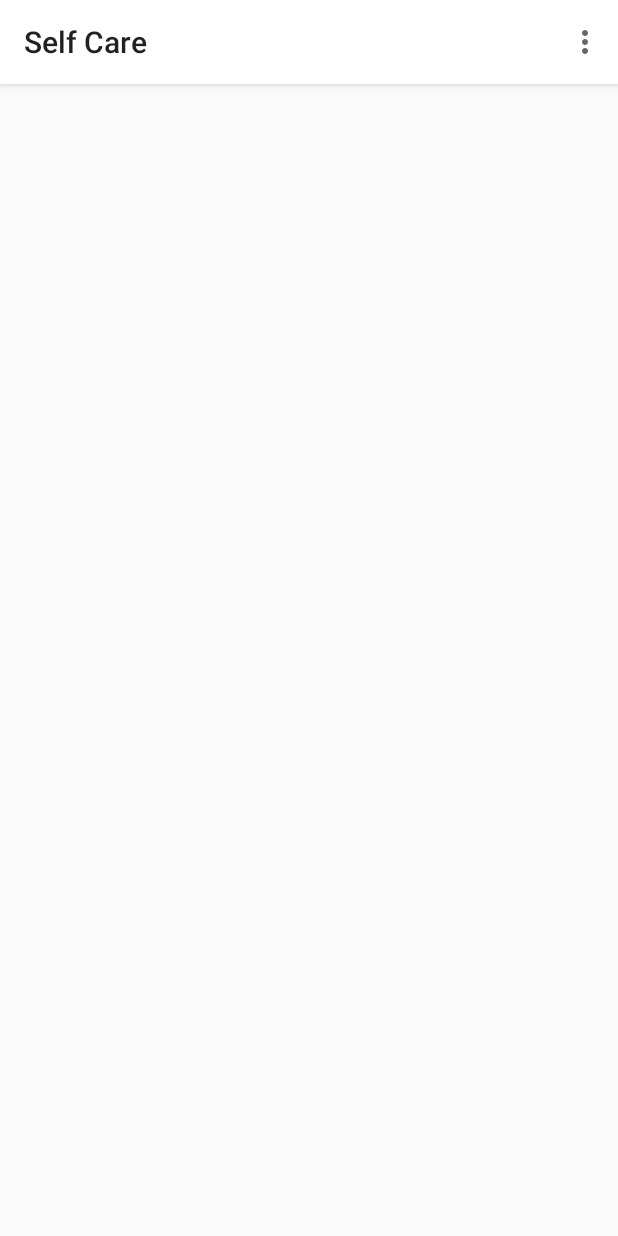
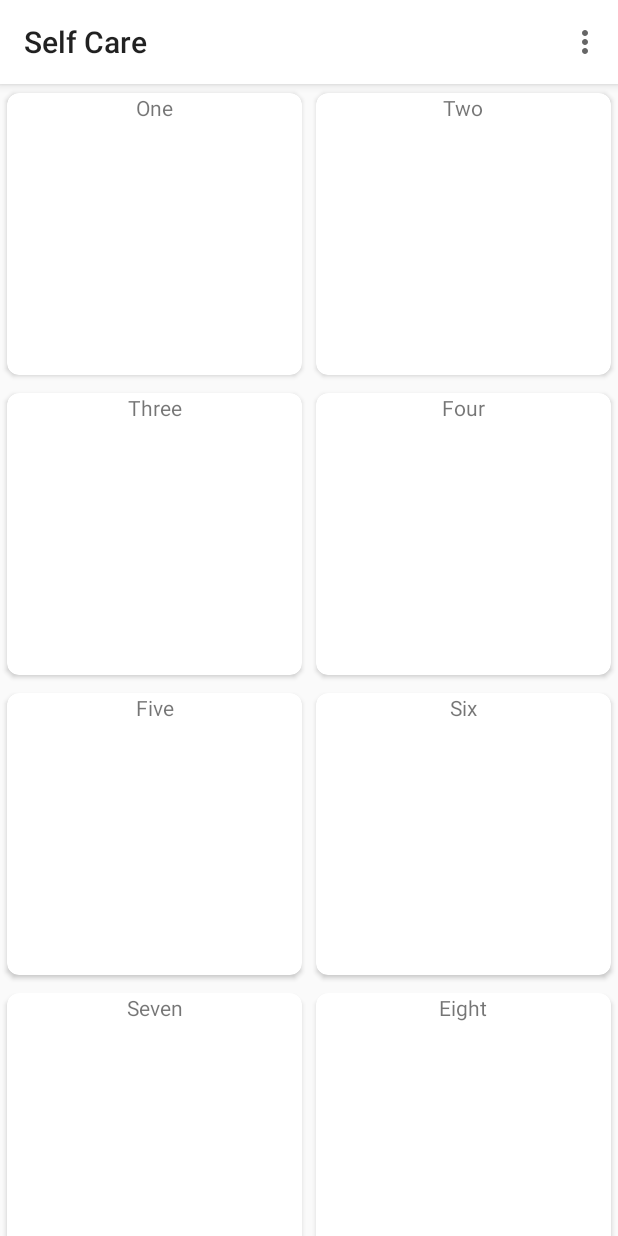
Before and after one commit to matthewstulz/SelfCareApplicationKotlin, an Android app: the screen it shows after launch (MainActivity), on a phone screen of 412 x 824 dp. Run offline under Robolectric (Android 15) with nearby library versions, the light colour scheme and no system bars.

Commit message:
Started implementing the MainActivity with Categories displayed in a recyclerView.

```diff
--- a/app/build.gradle
+++ b/app/build.gradle
@@ -35,4 +35,7 @@ dependencies {
 
     implementation 'androidx.preference:preference:1.1.0-beta01'
     implementation 'com.google.android.material:material:1.1.0-alpha07'
+    implementation 'androidx.recyclerview:recyclerview:1.0.0'
+    implementation 'androidx.cardview:cardview:1.0.0'
+
 }
--- a/app/src/main/java/com/github/stulzm2/selfcareapplicationkotlin/MainActivity.kt
+++ b/app/src/main/java/com/github/stulzm2/selfcareapplicationkotlin/MainActivity.kt
@@ -2,10 +2,12 @@ package com.github.stulzm2.selfcareapplicationkotlin
 
 import android.content.Intent
 import android.os.Bundle
-import com.google.android.material.snackbar.Snackbar
-import androidx.appcompat.app.AppCompatActivity;
+import androidx.appcompat.app.AppCompatActivity
 import android.view.Menu
 import android.view.MenuItem
+import androidx.recyclerview.widget.GridLayoutManager
+import com.github.stulzm2.selfcareapplicationkotlin.adapter.CategoryAdapter
+import com.github.stulzm2.selfcareapplicationkotlin.model.Category
 
 import kotlinx.android.synthetic.main.activity_main.*
 
@@ -15,6 +17,22 @@ class MainActivity : AppCompatActivity() {
         super.onCreate(savedInstanceState)
         setContentView(R.layout.activity_main)
         setSupportActionBar(toolbar_main)
+
+        recycler_view_category.apply {
+            layoutManager = GridLayoutManager(this@MainActivity, 2)
+            adapter = CategoryAdapter(categories = listOf(
+                Category("One"),
+                Category("Two"),
+                Category("Three"),
+                Category("Four"),
+                Category("Five"),
+                Category("Six"),
+                Category("Seven"),
+                Category("Eight"),
+                Category("Nine"),
+                Category("Ten")
+            ))
+        }
     }
 
     override fun onCreateOptionsMenu(menu: Menu): Boolean {
--- /dev/null
+++ b/app/src/main/java/com/github/stulzm2/selfcareapplicationkotlin/adapter/CategoryAdapter.kt
@@ -0,0 +1,45 @@
+package com.github.stulzm2.selfcareapplicationkotlin.adapter
+
+import android.view.LayoutInflater
+import android.view.View
+import android.view.ViewGroup
+import android.widget.TextView
+import androidx.recyclerview.widget.RecyclerView
+import com.github.stulzm2.selfcareapplicationkotlin.R
+import com.github.stulzm2.selfcareapplicationkotlin.model.Category
+import com.google.android.material.snackbar.Snackbar
+
+class CategoryAdapter(private val categories: List<Category>) : RecyclerView.Adapter<CategoryAdapter.CategoryViewHolder>() {
+
+    override fun onCreateViewHolder(parent: ViewGroup, viewType: Int): CategoryViewHolder {
+        val v = LayoutInflater.from(parent.context).inflate(R.layout.card_view_category_item, parent, false)
+        return CategoryViewHolder(v)
+    }
+
+    override fun onBindViewHolder(holder: CategoryViewHolder, position: Int) {
+        val category: Category = categories[position]
+        holder.bind(category)
+    }
+
+    override fun getItemCount(): Int = categories.size
+
+    inner class CategoryViewHolder(itemView: View) : RecyclerView.ViewHolder(itemView) {
+
+        private var categoryTitle: TextView? = null
+
+        init {
+            categoryTitle = itemView.findViewById(R.id.text_view_category_title)
+
+            itemView.setOnClickListener { v: View ->
+                val title: String = categories[adapterPosition].title
+                Snackbar.make(v, "Clicked on item $title", Snackbar.LENGTH_SHORT)
+                    .setAction("Action", null).show()
+            }
+        }
+
+        fun bind(category: Category) {
+            categoryTitle?.text = category.title
+        }
+    }
+
+}
--- /dev/null
+++ b/app/src/main/java/com/github/stulzm2/selfcareapplicationkotlin/model/Category.kt
@@ -0,0 +1,3 @@
+package com.github.stulzm2.selfcareapplicationkotlin.model
+
+data class Category(val title: String)
--- a/app/src/main/res/layout/activity_main.xml
+++ b/app/src/main/res/layout/activity_main.xml
@@ -1,10 +1,11 @@
 <?xml version="1.0" encoding="utf-8"?>
-<androidx.coordinatorlayout.widget.CoordinatorLayout
+<LinearLayout
         xmlns:android="http://schemas.android.com/apk/res/android"
         xmlns:app="http://schemas.android.com/apk/res-auto"
         xmlns:tools="http://schemas.android.com/tools"
         android:layout_width="match_parent"
         android:layout_height="match_parent"
+        android:orientation="vertical"
         tools:context=".MainActivity">
 
     <androidx.appcompat.widget.Toolbar
@@ -18,7 +19,13 @@
         app:layout_constraintLeft_toLeftOf="parent"
         app:layout_constraintTop_toTopOf="parent"
         android:theme="@style/Theme.AppCompat.DayNight"
-            app:popupTheme="@style/ThemeOverlay.AppCompat.DayNight"
-    />
+        app:popupTheme="@style/ThemeOverlay.AppCompat.DayNight"/>
 
-</androidx.coordinatorlayout.widget.CoordinatorLayout>
+    <androidx.recyclerview.widget.RecyclerView
+        android:id="@+id/recycler_view_category"
+        android:layout_width="match_parent"
+        android:layout_height="match_parent"
+        android:scrollbars="vertical"/>
+
+
+</LinearLayout>
--- /dev/null
+++ b/app/src/main/res/layout/card_view_category_item.xml
@@ -0,0 +1,18 @@
+<?xml version="1.0" encoding="utf-8"?>
+<androidx.cardview.widget.CardView
+    xmlns:android="http://schemas.android.com/apk/res/android"
+    android:layout_width="match_parent"
+    android:layout_height="200dp"
+    xmlns:app="http://schemas.android.com/apk/res-auto"
+    app:cardCornerRadius="8dp"
+    app:cardUseCompatPadding="true"
+    android:foreground="?selectableItemBackground">
+
+    <TextView
+        android:id="@+id/text_view_category_title"
+        android:layout_width="match_parent"
+        android:layout_height="wrap_content"
+        android:gravity="center"
+        android:text="@string/app_name"/>
+
+</androidx.cardview.widget.CardView>
```
Lines whose indentation alone changed are shown as unchanged.
